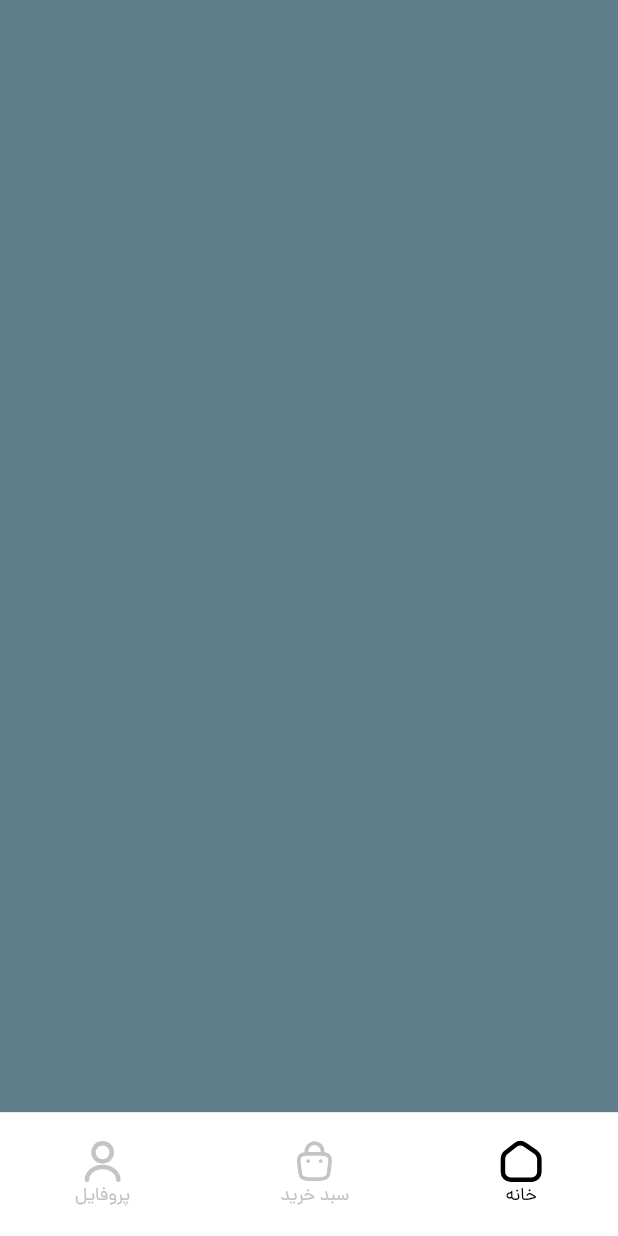
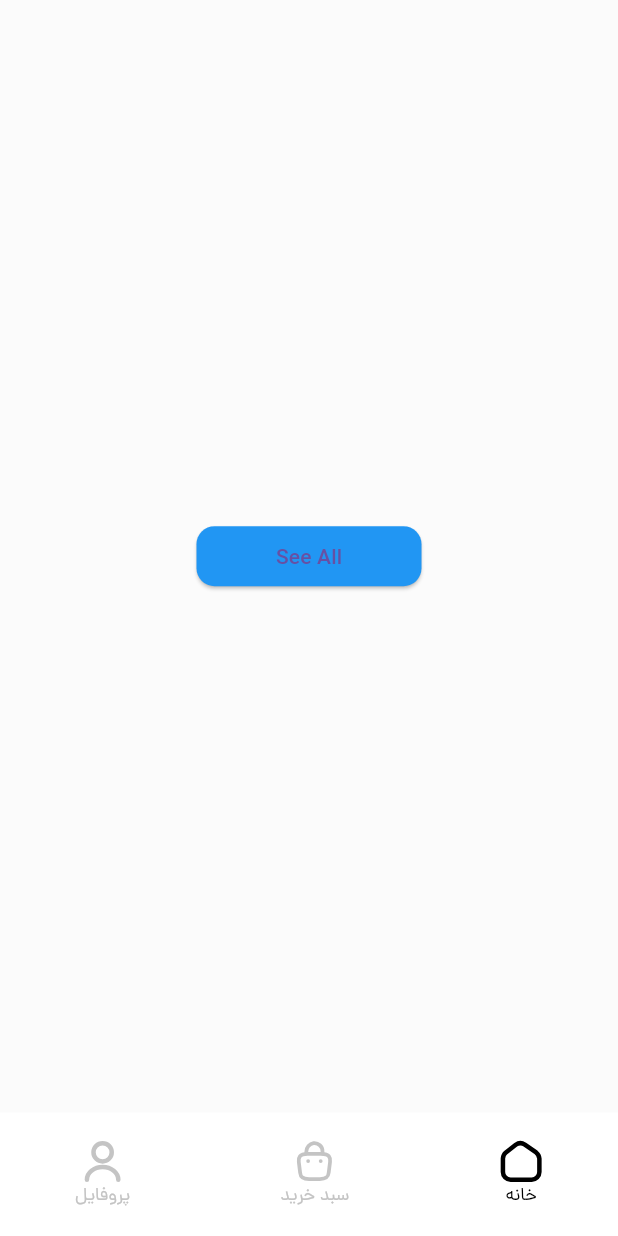
Before and after one commit to kiarash-nazari/Watch-Store-Bloc, a Flutter app: the MainScreen screen opened by its route, on a phone screen of 412 x 824 dp. Run offline on Flutter 3.47's test engine with Material 3 defaults, Android fonts, the phone set to English and light mode, and no system bars; our stand-ins replace flutter_svg.

Commit message:
genarate route

```diff
--- a/lib/components/button_style.dart
+++ b/lib/components/button_style.dart
@@ -1,9 +1,11 @@
+import 'package:bloc_watch_store/res/colors.dart';
 import 'package:bloc_watch_store/res/dimesns.dart';
 import 'package:flutter/material.dart';
 
 class AppButtonStyle {
   AppButtonStyle._();
   static ButtonStyle mainButtonStyle = ButtonStyle(
+ backgroundColor: MaterialStateProperty.all(AppColors.primaryColor),
       shape: MaterialStatePropertyAll(RoundedRectangleBorder(
           borderRadius: BorderRadius.circular(Dimens.meduim))));
 }
--- a/lib/route/routes.dart
+++ b/lib/route/routes.dart
@@ -1,6 +1,7 @@
 import 'package:bloc_watch_store/route/screen_names.dart';
 import 'package:bloc_watch_store/screens/get_otp_screen.dart';
 import 'package:bloc_watch_store/screens/main_screens/main_screen.dart';
+import 'package:bloc_watch_store/screens/product_list_screen.dart';
 import 'package:bloc_watch_store/screens/register_screen.dart';
 import 'package:bloc_watch_store/screens/send_otp_screen.dart';
 import 'package:flutter/material.dart';
@@ -10,4 +11,5 @@ Map<String, Widget Function(BuildContext)> routes = {
   ScreenNames.getOtpScreen: (context) => GetOtpScreen(),
   ScreenNames.registerationScreen: (context) => const RegisterScreen(),
   ScreenNames.mainScreen: (context) => const MainScreen(),
+  ScreenNames.productListScreen: (context) => const ProductListScreen(),
 };
--- a/lib/route/screen_names.dart
+++ b/lib/route/screen_names.dart
@@ -5,4 +5,5 @@ class ScreenNames {
   static const registerationScreen = "registerationScreen";
   static const getOtpScreen = "getOtpScreen";
   static const mainScreen = "mainScreen";
+  static const productListScreen = "productListScreen";
 }
--- a/lib/screens/main_screens/home_screen.dart
+++ b/lib/screens/main_screens/home_screen.dart
@@ -1,3 +1,6 @@
+import 'package:bloc_watch_store/components/button_style.dart';
+import 'package:bloc_watch_store/route/screen_names.dart';
+import 'package:bloc_watch_store/screens/product_list_screen.dart';
 import 'package:flutter/material.dart';
 
 class HomeScreen extends StatelessWidget {
@@ -5,8 +8,10 @@ class HomeScreen extends StatelessWidget {
 
   @override
   Widget build(BuildContext context) {
-    return Container(
-      color: Colors.blueGrey,
+    return Scaffold(
+      body: Center(
+        child: SizedBox(width: 150,height: 40,child: ElevatedButton(style: AppButtonStyle.mainButtonStyle, onPressed: () => Navigator.of(context).push(MaterialPageRoute(builder: (BuildContext context) => const ProductListScreen() ,)), child: Text("See All"))),
+      ),
     );
   }
 }
--- a/lib/screens/main_screens/main_screen.dart
+++ b/lib/screens/main_screens/main_screen.dart
@@ -36,7 +36,14 @@ class _MainScreenState extends State<MainScreen> {
           right: 0,
           child: IndexedStack(
               index: indexStack,
-              children: const [HomeScreen(), ProfileScreen(), BascketScreen()]),
+              children:  [
+                Navigator( onGenerateRoute: (settings) => MaterialPageRoute(
+                  builder: (context) => const HomeScreen()
+                  ,),
+                  ),
+                 const ProfileScreen(), const BascketScreen(),
+                 ],
+                 ),
         ),
         Positioned(
           bottom: 0,
```
Also changed, not shown: lib/screens/product_list_screen.dart (added, +10 -0 lines), 2 other files.
